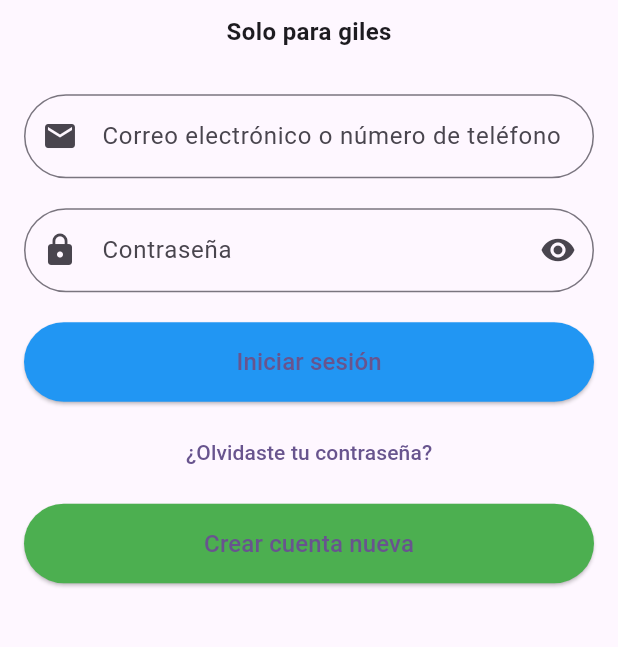
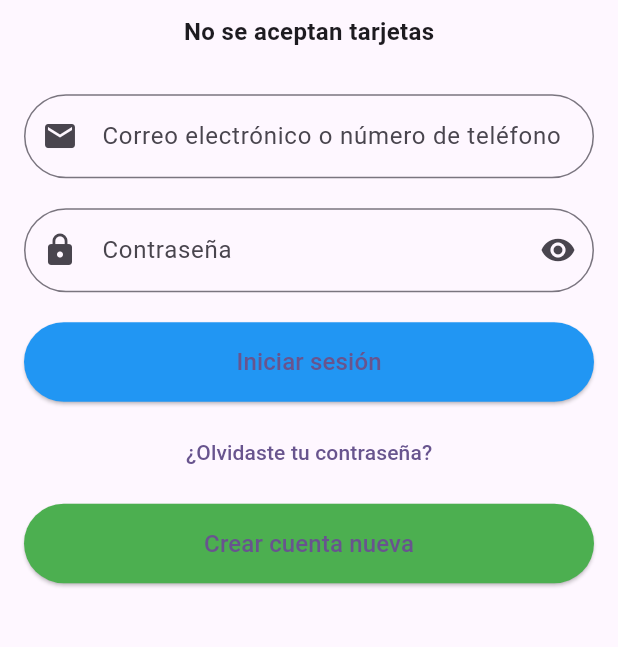
Before and after one commit to R0driiGo/app_pizzerialahuerta, a Flutter app: the screen it shows after launch, on a phone screen of 412 x 824 dp, the part 439-1086 px from its top. Run offline on Flutter 3.47's test engine with Material 3 defaults, Android fonts, the light colour scheme and no system bars.

Commit message:
Cambie el texto del login 2

```diff
--- a/lib/ui/login/login.dart
+++ b/lib/ui/login/login.dart
@@ -56,7 +56,7 @@ class _LoginState extends State<Login> {
                 Image.asset('assets/imagenes/logo.png', height: 150),
                 SizedBox(height: 10),
                 Text(
-                  'Solo para giles',
+                  'No se aceptan tarjetas',
                   style: TextStyle(
                     fontSize: 16,
                     fontWeight: FontWeight.bold,
```
